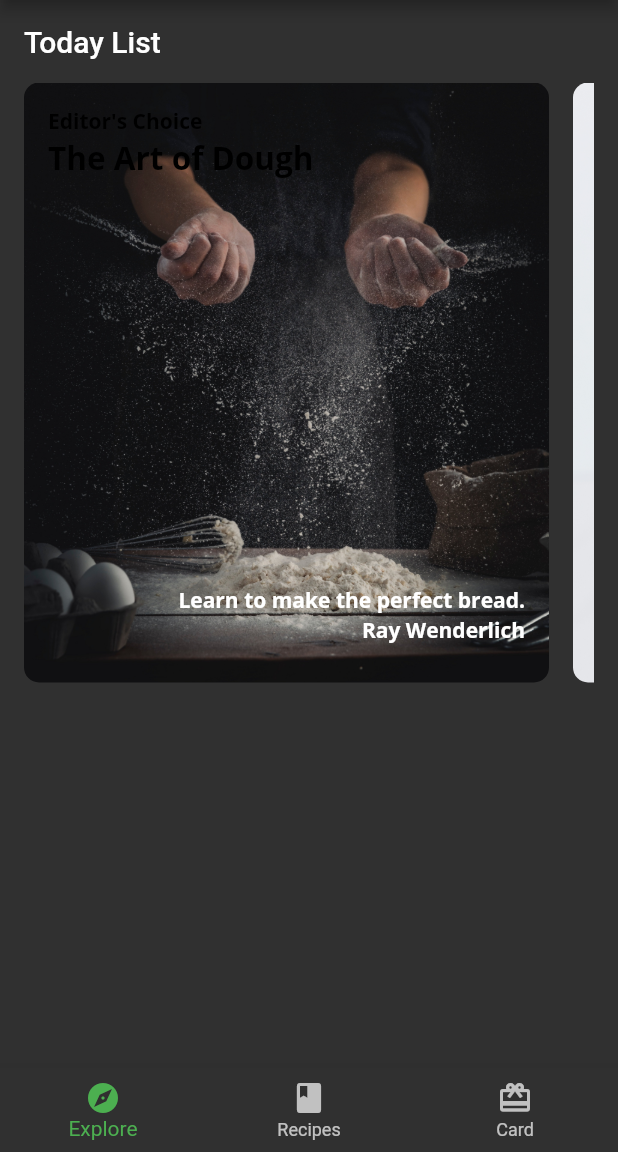
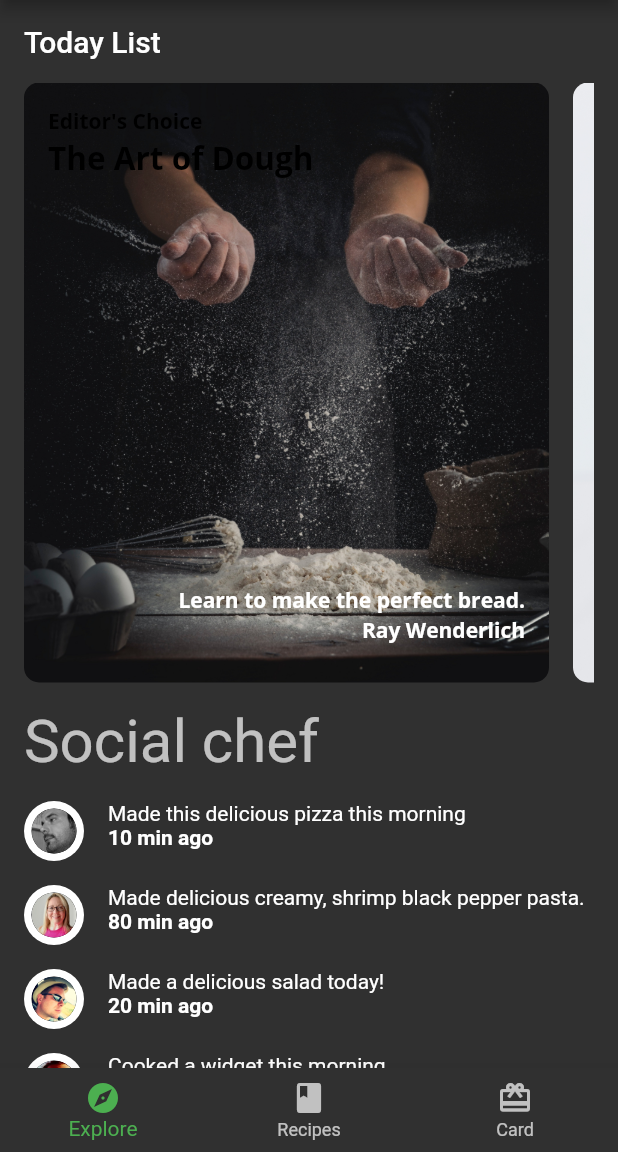
Before and after one commit to longtruongg/bored, a Flutter app: the screen it shows after launch, on a phone screen of 412 x 824 dp, the part 84-1236 px from its top. Run offline on Flutter 3.47's test engine with Material 2 defaults, Android fonts, the phone set to English and light mode, and no system bars; our stand-ins replace google_fonts.

```diff
--- a/lib/compoments/compoments.dart
+++ b/lib/compoments/compoments.dart
@@ -1 +1,5 @@
 export 'today_repcipe_list.dart';
+export 'friend_feed.dart';
+export 'friend_post_listview.dart';
+export 'recipie_thumbnail.dart';
+export 'recipe_gridview.dart';
--- /dev/null
+++ b/lib/compoments/friend_feed.dart
@@ -0,0 +1,38 @@
+import 'package:bored/compoments/circle_image.dart';
+import 'package:flutter/material.dart';
+
+import '../model/post.dart';
+
+class FriendPost extends StatelessWidget {
+  final Post post;
+
+  const FriendPost({Key? key, required this.post}) : super(key: key);
+
+  @override
+  Widget build(BuildContext context) {
+    return Row(
+      crossAxisAlignment: CrossAxisAlignment.start,
+      mainAxisAlignment: MainAxisAlignment.start,
+      children: [
+        CircleImage(
+          imageProvider: AssetImage(post.profileImageUrl),
+          imageRadius: 20,
+        ),
+        const SizedBox(
+          width: 16,
+        ),
+        Expanded(
+            child: Column(
+          crossAxisAlignment: CrossAxisAlignment.start,
+          children: [
+            Text(post.comment),
+            Text(
+              '${post.timestamp} min ago',
+              style: const TextStyle(fontWeight: FontWeight.w700),
+            )
+          ],
+        ))
+      ],
+    );
+  }
+}
--- /dev/null
+++ b/lib/compoments/friend_post_listview.dart
@@ -0,0 +1,48 @@
+import 'package:bored/compoments/compoments.dart';
+import 'package:flutter/material.dart';
+
+import '../model/post.dart';
+
+class FriendPostList extends StatelessWidget {
+  final List<Post> friendPost;
+
+  const FriendPostList({Key? key, required this.friendPost}) : super(key: key);
+
+  @override
+  Widget build(BuildContext context) {
+    return Padding(
+      padding: const EdgeInsets.only(left: 16.0, top: 0, right: 16.0),
+      child: Column(
+        crossAxisAlignment: CrossAxisAlignment.start,
+        children: [
+          Text(
+            "Social chef",
+            style: Theme.of(context).textTheme.headlineLarge,
+          ),
+          const SizedBox(
+            height: 16,
+          ),
+          ListView.separated(
+            shrinkWrap: true,
+            primary: false,
+            physics: const NeverScrollableScrollPhysics(),
+            scrollDirection: Axis.vertical,
+            itemCount: friendPost.length,
+            itemBuilder: (context, index) {
+              final post = friendPost[index];
+              return FriendPost(post: post);
+            },
+            separatorBuilder: (context, index) {
+              return const SizedBox(
+                height: 16.0,
+              );
+            },
+          ),
+          const SizedBox(
+            height: 16.0,
+          )
+        ],
+      ),
+    );
+  }
+}
--- a/lib/home.dart
+++ b/lib/home.dart
@@ -1,5 +1,6 @@
-
+import 'package:bored/model/explore_recipe.dart';
 import 'package:bored/screens/explore_screen.dart';
+import 'package:bored/screens/repices_screen.dart';
 import 'package:flutter/material.dart';
 
 class Home extends StatefulWidget {
@@ -13,7 +14,7 @@ class _HomeState extends State<Home> {
   int _index = 0;
   static List<Widget> widgetList = <Widget>[
     ExploreScreen(),
-     Container(),
+    Repicies(),
     Container(
       color: Colors.blue,
     ),
--- a/lib/screens/explore_screen.dart
+++ b/lib/screens/explore_screen.dart
@@ -18,12 +18,12 @@ class ExploreScreen extends StatelessWidget {
             scrollDirection: Axis.vertical,
             children: [
               TodayRecipeListView(
-                recipeList: snapShot.data?.todayRecipes??[],
+                recipeList: snapShot.data?.todayRecipes ?? [],
               ),
-              const SizedBox(height: 16.0,),
-              Container(
-                color: Colors.green,
-              )
+              const SizedBox(
+                height: 16.0,
+              ),
+              FriendPostList(friendPost: snapShot.data?.friendPosts ?? []),
             ],
           );
         } else {
```
Also changed, not shown: lib/api/mock_food_service.dart (+2 -7 lines), lib/compoments/recipe_gridview.dart (added, +25 -0 lines), lib/compoments/recipie_thumbnail.dart (added, +40 -0 lines), lib/screens/repices_screen.dart (added, +26 -0 lines), lib/basic.png (added).
